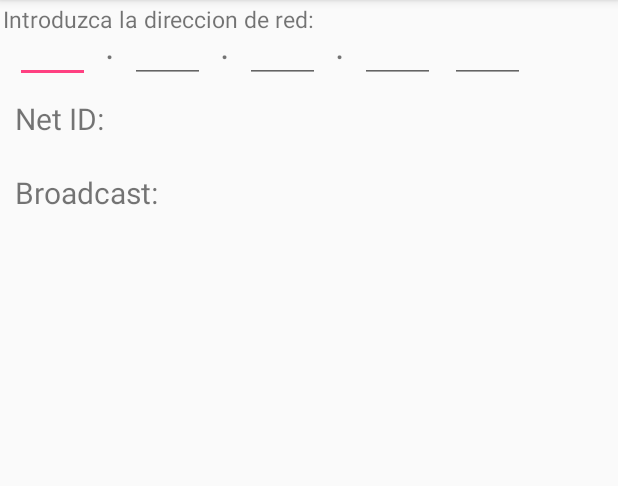
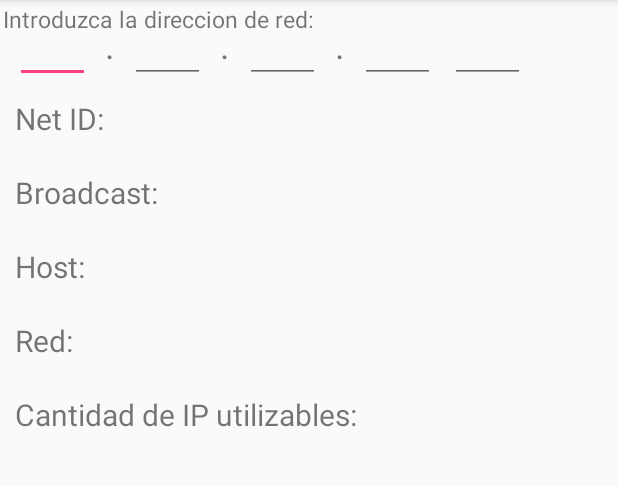
Before and after one commit to ImperfectID/RedesApp, an Android app: the screen it shows after launch (MainActivity), on a phone screen of 412 x 824 dp, the part 84-570 px from its top. Run offline under Robolectric (Android 15) with nearby library versions, the phone set to English and light mode, and no system bars.

Commit message:
Todos los datos requeridos funcionan, solo falta mejorar el diseño

```diff
--- a/app/src/main/res/layout/activity_main.xml
+++ b/app/src/main/res/layout/activity_main.xml
@@ -129,6 +129,61 @@
         android:layout_below="@id/broadcast"
         android:layout_alignLeft="@id/broadcast"/>
 
+    <TextView
+        android:id="@+id/host_view"
+        android:layout_width="wrap_content"
+        android:layout_height="wrap_content"
+        android:text="Host:"
+        android:textSize="20sp"
+        android:layout_below="@id/broadcast_text"
+        android:layout_alignLeft="@id/broadcast_text"
+        />
+
+    <TextView
+        android:id="@+id/host_text"
+        android:layout_width="160dp"
+        android:textSize="16sp"
+        android:layout_height="wrap_content"
+        android:layout_below="@id/host_view"
+        android:layout_alignLeft="@id/host_view"/>
+
+    <TextView
+        android:id="@+id/red"
+        android:layout_width="wrap_content"
+        android:layout_height="wrap_content"
+        android:text="Red:"
+        android:textSize="20sp"
+        android:layout_below="@id/host_text"
+        android:layout_alignLeft="@id/host_text"
+        />
+
+    <TextView
+        android:id="@+id/red_text"
+        android:layout_width="160dp"
+        android:textSize="16sp"
+        android:layout_height="wrap_content"
+        android:layout_below="@id/red"
+        android:layout_alignLeft="@id/red"/>
+
+    <TextView
+        android:id="@+id/cantidad"
+        android:layout_width="wrap_content"
+        android:layout_height="wrap_content"
+        android:text="Cantidad de IP utilizables:"
+        android:textSize="20sp"
+        android:layout_below="@id/red_text"
+        android:layout_alignLeft="@id/red_text"
+        />
+
+    <TextView
+        android:id="@+id/cantidad_text"
+        android:layout_width="160dp"
+        android:textSize="16sp"
+        android:layout_height="wrap_content"
+        android:layout_below="@id/cantidad"
+        android:layout_alignLeft="@id/cantidad"/>
+
+
 
 
 </RelativeLayout>
```
Also changed, not shown: app/src/main/java/com/sort/redesapp/MainActivity.java (+61 -40 lines).
